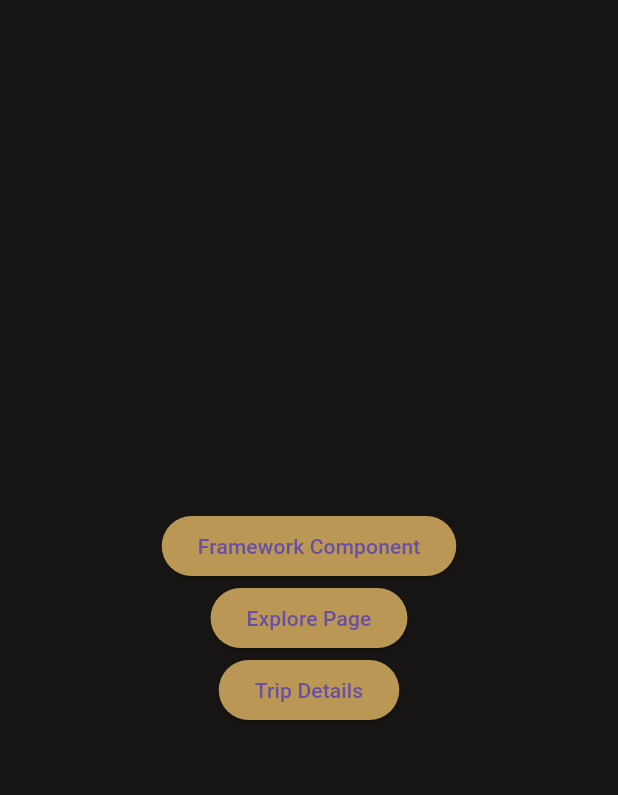
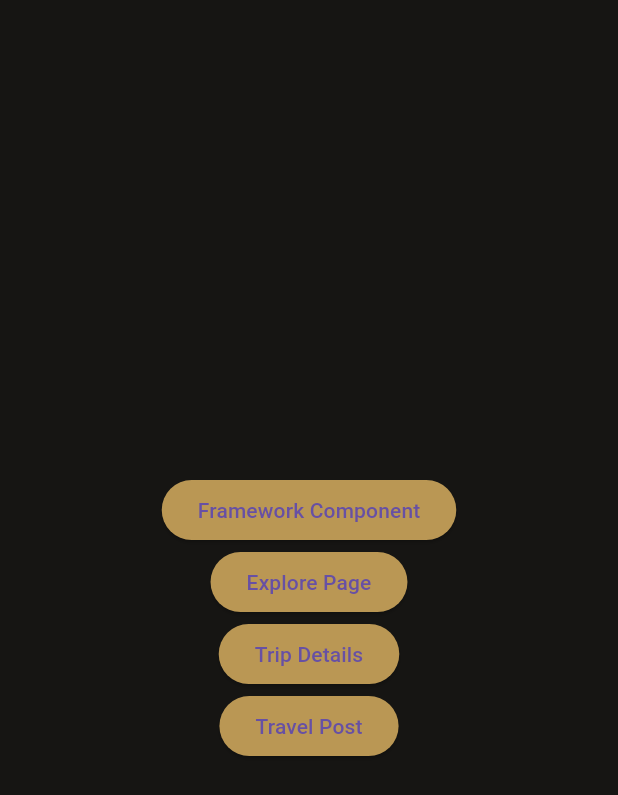
Before and after one commit to Pinnacle01/pinnacle, a Flutter app: the screen it shows after launch, on a phone screen of 412 x 824 dp. Shown: the top 795 px of the screen. Run offline on Flutter 3.47's test engine with Material 3 defaults, Android fonts, the phone set to English and light mode, and no system bars; our stand-ins replace flutter_svg, go_router.

Commit message:
Add Travel Post button and route to navigation

```diff
--- a/lib/home.dart
+++ b/lib/home.dart
@@ -38,6 +38,13 @@ class HomeApp extends StatelessWidget {
                 text: 'Trip Details',
               ),
             ),
+            NormalButton(
+              buttonType: ButtonType.normal,
+              onPress: () => context.go('/travelpost'),
+              label: const TextWidget(
+                text: 'Travel Post',
+              ),
+            ),
           ],
         ),
       ),
--- a/lib/main.dart
+++ b/lib/main.dart
@@ -3,6 +3,7 @@ import 'package:flutter/material.dart';
 import 'package:flutter/services.dart';
 import 'package:go_router/go_router.dart';
 import 'package:pinnacle_main/explore_home/view/explore_home.dart';
+import 'package:pinnacle_main/explore_home/view/travel_post.dart';
 
 import 'package:pinnacle_main/explore_home/view/trip_details.dart';
 import 'package:pinnacle_main/framework/digital/device.dart';
@@ -44,6 +45,12 @@ final _router = GoRouter(
             return const TripDetails();
           },
         ),
+        GoRoute(
+          path: 'travelpost',
+          builder: (BuildContext context, GoRouterState state) {
+            return const TravelPost();
+          },
+        ),
       ],
     ),
   ],
```
